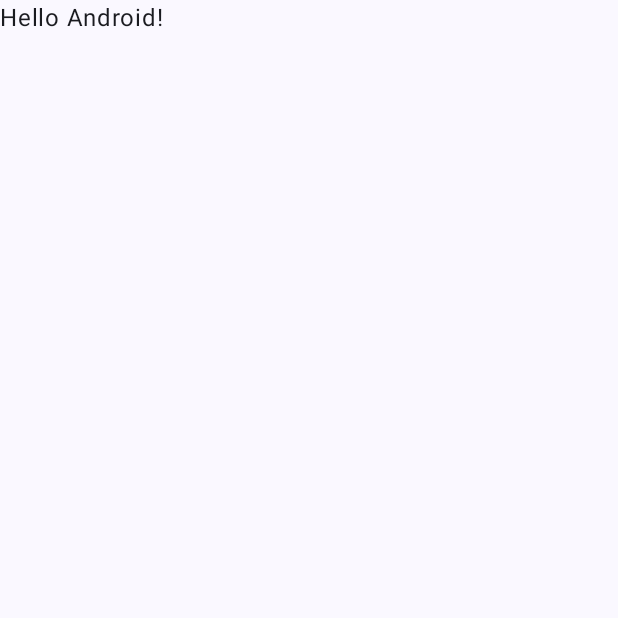
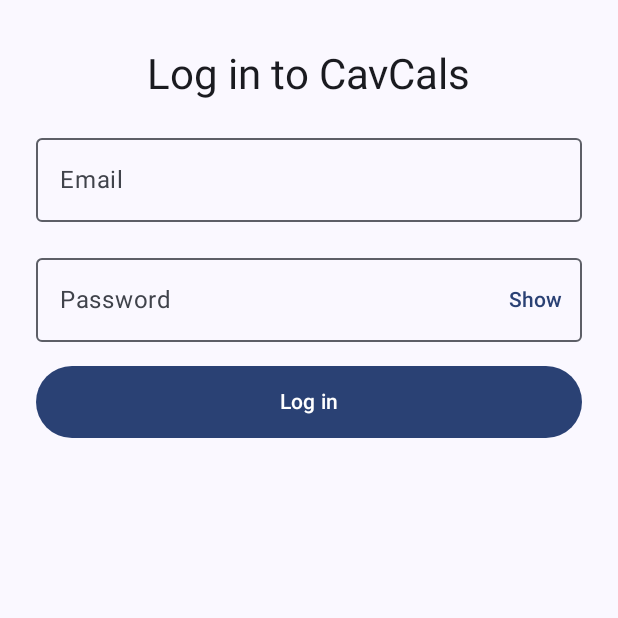
Before and after one commit to BradleyE99/CavCals, an Android app built with Jetpack Compose: the screen it shows after launch (MainActivity), on a phone screen of 412 x 824 dp, the top half of it. Before the commit the part shown is almost empty. Run offline under Robolectric (Android 15) with nearby library versions, the phone set to English and light mode, and no system bars; our stand-ins replace Firebase (no records; nobody signed in at launch, a user with empty details on screens opened directly).

Commit message:
Add Firebase email/password login
- AuthRepository wraps FirebaseAuth sign-in (await) and exposes the
  Firebase session as a StateFlow.
- LoginViewModel holds form state, validates input, and maps Firebase
  errors to friendly messages; the button is disabled while loading.
- LoginScreen renders the Compose form with a password visibility toggle.
- MainActivity picks Login or the Analyze Macros placeholder from the
  Firebase session, so relaunch with a session skips Login.
- Add Google Services plugin, Firebase Auth (BoM 34.19.0), lifecycle
  Compose, and coroutines play-services dependencies.

```diff
--- a/app/build.gradle.kts
+++ b/app/build.gradle.kts
@@ -1,6 +1,7 @@
 plugins {
     alias(libs.plugins.android.application)
     alias(libs.plugins.kotlin.compose)
+    alias(libs.plugins.google.services)
 }
 
 android {
@@ -44,6 +45,11 @@ dependencies {
     implementation(libs.androidx.compose.ui.tooling.preview)
     implementation(libs.androidx.core.ktx)
     implementation(libs.androidx.lifecycle.runtime.ktx)
+    implementation(libs.androidx.lifecycle.viewmodel.compose)
+    implementation(libs.androidx.lifecycle.runtime.compose)
+    implementation(platform(libs.firebase.bom))
+    implementation(libs.firebase.auth)
+    implementation(libs.kotlinx.coroutines.play.services)
     testImplementation(libs.junit)
     androidTestImplementation(platform(libs.androidx.compose.bom))
     androidTestImplementation(libs.androidx.compose.ui.test.junit4)
--- a/app/src/main/java/com/example/cavcals/MainActivity.kt
+++ b/app/src/main/java/com/example/cavcals/MainActivity.kt
@@ -7,10 +7,12 @@ import androidx.activity.enableEdgeToEdge
 import androidx.compose.foundation.layout.fillMaxSize
 import androidx.compose.foundation.layout.padding
 import androidx.compose.material3.Scaffold
-import androidx.compose.material3.Text
-import androidx.compose.runtime.Composable
+import androidx.compose.runtime.getValue
 import androidx.compose.ui.Modifier
-import androidx.compose.ui.tooling.preview.Preview
+import androidx.lifecycle.compose.collectAsStateWithLifecycle
+import com.example.cavcals.auth.AuthRepository
+import com.example.cavcals.ui.analyze.AnalyzeMacrosScreen
+import com.example.cavcals.ui.login.LoginScreen
 import com.example.cavcals.ui.theme.CavCalsTheme
 
 class MainActivity : ComponentActivity() {
@@ -19,29 +21,28 @@ class MainActivity : ComponentActivity() {
         enableEdgeToEdge()
         setContent {
             CavCalsTheme {
+                // The Firebase session decides which screen is shown. AuthRepository starts with
+                // the user Firebase restored from disk, so a relaunch with a valid session opens
+                // the signed-in screen directly. After a successful login, Firebase's auth state
+                // listener emits the new user and this branch switches on its own; the login
+                // code never navigates.
+                val currentUser by AuthRepository.currentUser.collectAsStateWithLifecycle()
+
                 Scaffold(modifier = Modifier.fillMaxSize()) { innerPadding ->
-                    Greeting(
-                        name = "Android",
-                        modifier = Modifier.padding(innerPadding)
-                    )
+                    // The two screens replace each other instead of being stacked, so there is
+                    // no Login entry behind the signed-in screen. Back from the signed-in screen
+                    // leaves the app rather than reopening Login while the session is active.
+                    val user = currentUser
+                    if (user == null) {
+                        LoginScreen(modifier = Modifier.padding(innerPadding))
+                    } else {
+                        AnalyzeMacrosScreen(
+                            signedInEmail = user.email,
+                            modifier = Modifier.padding(innerPadding),
+                        )
+                    }
                 }
             }
         }
     }
 }
-
-@Composable
-fun Greeting(name: String, modifier: Modifier = Modifier) {
-    Text(
-        text = "Hello $name!",
-        modifier = modifier
-    )
-}
-
-@Preview(showBackground = true)
-@Composable
-fun GreetingPreview() {
-    CavCalsTheme {
-        Greeting("Android")
-    }
-}
--- /dev/null
+++ b/app/src/main/java/com/example/cavcals/auth/AuthRepository.kt
@@ -0,0 +1,54 @@
+package com.example.cavcals.auth
+
+import com.google.firebase.auth.FirebaseAuth
+import com.google.firebase.auth.FirebaseUser
+import kotlinx.coroutines.flow.MutableStateFlow
+import kotlinx.coroutines.flow.StateFlow
+import kotlinx.coroutines.flow.asStateFlow
+import kotlinx.coroutines.tasks.await
+
+/**
+ * The single place in the app that talks to Firebase Authentication.
+ *
+ * Firebase owns the login session: it checks the password, stores the signed-in user on the
+ * device, and restores that user on the next launch. The rest of the app only reads
+ * [currentUser] and never keeps its own "logged in" flag, so the screen shown always matches
+ * what Firebase knows.
+ *
+ * This is an `object` so the whole app shares one repository and one session listener.
+ */
+object AuthRepository {
+
+    private val firebaseAuth: FirebaseAuth = FirebaseAuth.getInstance()
+
+    // Start with the user Firebase already restored from disk. Reading it synchronously here
+    // means a relaunch with a saved session goes straight to the signed-in screen instead of
+    // flashing the login form first.
+    private val _currentUser = MutableStateFlow(firebaseAuth.currentUser)
+
+    /** The signed-in Firebase user, or null when signed out. Firebase is the source of truth. */
+    val currentUser: StateFlow<FirebaseUser?> = _currentUser.asStateFlow()
+
+    init {
+        // Firebase calls this listener whenever the session changes (sign-in, sign-out, or the
+        // session becoming invalid). Copying the user into the StateFlow lets Compose react to it.
+        firebaseAuth.addAuthStateListener { auth ->
+            _currentUser.value = auth.currentUser
+        }
+    }
+
+    /**
+     * Signs in with an existing email/password account.
+     *
+     * Firebase returns a Play Services `Task`, which normally needs callbacks. `await()` (from
+     * kotlinx-coroutines-play-services) suspends the coroutine until the Task finishes instead,
+     * so the caller can write ordinary top-to-bottom code with try/catch. A failed sign-in
+     * throws the Firebase exception, and the ViewModel turns it into a friendly message.
+     *
+     * Nothing is returned on success: the auth state listener above publishes the new user,
+     * and that is what moves the app to the signed-in screen.
+     */
+    suspend fun signIn(email: String, password: String) {
+        firebaseAuth.signInWithEmailAndPassword(email, password).await()
+    }
+}
--- /dev/null
+++ b/app/src/main/java/com/example/cavcals/ui/login/LoginScreen.kt
@@ -0,0 +1,201 @@
+package com.example.cavcals.ui.login
+
+import androidx.compose.foundation.layout.Arrangement
+import androidx.compose.foundation.layout.Column
+import androidx.compose.foundation.layout.fillMaxSize
+import androidx.compose.foundation.layout.fillMaxWidth
+import androidx.compose.foundation.layout.height
+import androidx.compose.foundation.layout.imePadding
+import androidx.compose.foundation.layout.padding
+import androidx.compose.foundation.layout.size
+import androidx.compose.foundation.rememberScrollState
+import androidx.compose.foundation.text.KeyboardActions
+import androidx.compose.foundation.text.KeyboardOptions
+import androidx.compose.foundation.verticalScroll
+import androidx.compose.material3.Button
+import androidx.compose.material3.CircularProgressIndicator
+import androidx.compose.material3.MaterialTheme
+import androidx.compose.material3.OutlinedTextField
+import androidx.compose.material3.Text
+import androidx.compose.material3.TextButton
+import androidx.compose.runtime.Composable
+import androidx.compose.runtime.getValue
+import androidx.compose.runtime.mutableStateOf
+import androidx.compose.runtime.saveable.rememberSaveable
+import androidx.compose.runtime.setValue
+import androidx.compose.ui.Alignment
+import androidx.compose.ui.Modifier
+import androidx.compose.ui.res.stringResource
+import androidx.compose.ui.semantics.LiveRegionMode
+import androidx.compose.ui.semantics.contentDescription
+import androidx.compose.ui.semantics.liveRegion
+import androidx.compose.ui.semantics.semantics
+import androidx.compose.ui.text.input.ImeAction
+import androidx.compose.ui.text.input.KeyboardType
+import androidx.compose.ui.text.input.PasswordVisualTransformation
+import androidx.compose.ui.text.input.VisualTransformation
+import androidx.compose.ui.tooling.preview.Preview
+import androidx.compose.ui.unit.dp
+import androidx.lifecycle.compose.collectAsStateWithLifecycle
+import androidx.lifecycle.viewmodel.compose.viewModel
+import com.example.cavcals.R
+import com.example.cavcals.ui.theme.CavCalsTheme
+
+/**
+ * Connects the login form to [LoginViewModel]. This wrapper is the only part that knows about
+ * the ViewModel; [LoginForm] below just draws state and reports events, which keeps it easy to
+ * preview.
+ */
+@Composable
+fun LoginScreen(
+    modifier: Modifier = Modifier,
+    loginViewModel: LoginViewModel = viewModel(),
+) {
+    // Collect the ViewModel's StateFlow as Compose state. Each new LoginUiState triggers a
+    // recomposition, and collection pauses while the app is in the background.
+    val uiState by loginViewModel.uiState.collectAsStateWithLifecycle()
+
+    // Pass function references instead of the ViewModel itself: the form sends events up and
+    // the ViewModel decides what they mean.
+    LoginForm(
+        uiState = uiState,
+        onEmailChange = loginViewModel::onEmailChange,
+        onPasswordChange = loginViewModel::onPasswordChange,
+        onLoginClick = loginViewModel::onLoginClick,
+        modifier = modifier,
+    )
+}
+
+@Composable
+fun LoginForm(
+    uiState: LoginUiState,
+    onEmailChange: (String) -> Unit,
+    onPasswordChange: (String) -> Unit,
+    onLoginClick: () -> Unit,
+    modifier: Modifier = Modifier,
+) {
+    // Whether the password is shown is purely visual, so it lives here rather than in the
+    // ViewModel. It starts as false so the password is masked by default, and rememberSaveable
+    // keeps the choice across rotation.
+    var isPasswordVisible by rememberSaveable { mutableStateOf(false) }
+
+    Column(
+        modifier = modifier
+            .fillMaxSize()
+            .imePadding()
+            .verticalScroll(rememberScrollState())
+            .padding(horizontal = 24.dp, vertical = 32.dp),
+        verticalArrangement = Arrangement.spacedBy(16.dp),
+        horizontalAlignment = Alignment.CenterHorizontally,
+    ) {
+        Text(
+            text = stringResource(R.string.login_title),
+            style = MaterialTheme.typography.headlineMedium,
+        )
+
+        OutlinedTextField(
+            value = uiState.email,
+            onValueChange = onEmailChange,
+            label = { Text(stringResource(R.string.login_email_label)) },
+            isError = uiState.emailError != null,
+            supportingText = uiState.emailError?.let { { Text(stringResource(it)) } },
+            singleLine = true,
+            enabled = !uiState.isLoading,
+            keyboardOptions = KeyboardOptions(
+                keyboardType = KeyboardType.Email,
+                imeAction = ImeAction.Next,
+            ),
+            modifier = Modifier.fillMaxWidth(),
+        )
+
+        OutlinedTextField(
+            value = uiState.password,
+            onValueChange = onPasswordChange,
+            label = { Text(stringResource(R.string.login_password_label)) },
+            isError = uiState.passwordError != null,
+            supportingText = uiState.passwordError?.let { { Text(stringResource(it)) } },
+            singleLine = true,
+            enabled = !uiState.isLoading,
+            // Masking is a display transformation only; the real text still goes to the ViewModel.
+            visualTransformation = if (isPasswordVisible) {
+                VisualTransformation.None
+            } else {
+                PasswordVisualTransformation()
+            },
+            trailingIcon = {
+                val toggleDescription = stringResource(
+                    if (isPasswordVisible) R.string.login_hide_password_description
+                    else R.string.login_show_password_description
+                )
+                TextButton(
+                    onClick = { isPasswordVisible = !isPasswordVisible },
+                    modifier = Modifier.semantics { contentDescription = toggleDescription },
+                ) {
+                    Text(
+                        stringResource(
+                            if (isPasswordVisible) R.string.login_hide_password
+                            else R.string.login_show_password
+                        )
+                    )
+                }
+            },
+            keyboardOptions = KeyboardOptions(
+                keyboardType = KeyboardType.Password,
+                imeAction = ImeAction.Done,
+            ),
+            // Pressing Done on the keyboard sends the same event as tapping Log in.
+            keyboardActions = KeyboardActions(onDone = { onLoginClick() }),
+            modifier = Modifier.fillMaxWidth(),
+        )
+
+        // The Firebase error is announced by screen readers when it appears (live region).
+        uiState.loginError?.let { messageId ->
+            Text(
+                text = stringResource(messageId),
+                color = MaterialTheme.colorScheme.error,
+                style = MaterialTheme.typography.bodyMedium,
+                modifier = Modifier
+                    .fillMaxWidth()
+                    .semantics { liveRegion = LiveRegionMode.Polite },
+            )
+        }
+
+        // Disabled while loading so one tap sends exactly one Firebase request. It re-enables
+        // when the request fails, which is how the user retries.
+        val loadingDescription = stringResource(R.string.login_in_progress)
+        Button(
+            onClick = onLoginClick,
+            enabled = !uiState.isLoading,
+            modifier = Modifier
+                .fillMaxWidth()
+                .height(48.dp),
+        ) {
+            if (uiState.isLoading) {
+                CircularProgressIndicator(
+                    strokeWidth = 2.dp,
+                    modifier = Modifier
+                        .size(20.dp)
+                        .semantics { contentDescription = loadingDescription },
+                )
+            } else {
+                Text(stringResource(R.string.login_button))
+            }
+        }
+    }
+}
+
+@Preview(showBackground = true)
+@Composable
+private fun LoginFormPreview() {
+    CavCalsTheme {
+        LoginForm(
+            uiState = LoginUiState(
+                email = "student@example.com",
+                loginError = R.string.login_error_invalid_credentials,
+            ),
+            onEmailChange = {},
+            onPasswordChange = {},
+            onLoginClick = {},
+        )
+    }
+}
--- /dev/null
+++ b/app/src/main/java/com/example/cavcals/ui/login/LoginViewModel.kt
@@ -0,0 +1,117 @@
+package com.example.cavcals.ui.login
+
+import android.util.Patterns
+import androidx.annotation.StringRes
+import androidx.lifecycle.ViewModel
+import androidx.lifecycle.viewModelScope
+import com.example.cavcals.R
+import com.example.cavcals.auth.AuthRepository
+import com.google.firebase.FirebaseNetworkException
+import com.google.firebase.FirebaseTooManyRequestsException
+import com.google.firebase.auth.FirebaseAuthInvalidCredentialsException
+import com.google.firebase.auth.FirebaseAuthInvalidUserException
+import kotlinx.coroutines.CancellationException
+import kotlinx.coroutines.flow.MutableStateFlow
+import kotlinx.coroutines.flow.StateFlow
+import kotlinx.coroutines.flow.asStateFlow
+import kotlinx.coroutines.flow.update
+import kotlinx.coroutines.launch
+
+/**
+ * Everything the login screen needs to draw itself. Errors are string resource IDs so the
+ * ViewModel stays free of Context and the text lives in strings.xml.
+ */
+data class LoginUiState(
+    val email: String = "",
+    val password: String = "",
+    @param:StringRes val emailError: Int? = null,
+    @param:StringRes val passwordError: Int? = null,
+    @param:StringRes val loginError: Int? = null,
+    val isLoading: Boolean = false,
+)
+
+/**
+ * Holds the login form state and runs the sign-in request.
+ *
+ * Unidirectional data flow: the composable sends events (text changed, Log in tapped) to the
+ * functions below, the ViewModel updates [uiState], and Compose redraws from the new state.
+ * The screen never changes the state directly.
+ */
+class LoginViewModel(
+    private val authRepository: AuthRepository = AuthRepository,
+) : ViewModel() {
+
+    // Private and mutable inside the ViewModel; public and read-only for the UI. The UI collects
+    // this with collectAsStateWithLifecycle(), which stops collecting while the app is in the
+    // background and recomposes the screen whenever a new state is emitted.
+    private val _uiState = MutableStateFlow(LoginUiState())
+    val uiState: StateFlow<LoginUiState> = _uiState.asStateFlow()
+
+    // Typing in a field clears that field's error and the last Firebase error, so an old message
+    // does not linger while the user is fixing the problem.
+    fun onEmailChange(email: String) {
+        _uiState.update { it.copy(email = email, emailError = null, loginError = null) }
+    }
+
+    fun onPasswordChange(password: String) {
+        _uiState.update { it.copy(password = password, passwordError = null, loginError = null) }
+    }
+
+    fun onLoginClick() {
+        val current = _uiState.value
+
+        // Ignore extra taps while a request is already running. The button is also disabled
+        // while loading, but this guard covers the keyboard's Done action and fast double taps.
+        if (current.isLoading) return
+
+        // Validate locally first so obvious mistakes get instant feedback without a network
+        // round trip. Only the email is trimmed (copy-paste often adds spaces); the password is
+        // sent exactly as typed because spaces can be part of a real password.
+        val email = current.email.trim()
+        val password = current.password
+        val emailError = when {
+            email.isEmpty() -> R.string.login_error_email_blank
+            !Patterns.EMAIL_ADDRESS.matcher(email).matches() -> R.string.login_error_email_invalid
+            else -> null
+        }
+        val passwordError = if (password.isEmpty()) R.string.login_error_password_blank else null
+
+        if (emailError != null || passwordError != null) {
+            _uiState.update {
+                it.copy(emailError = emailError, passwordError = passwordError, loginError = null)
+            }
+            return
+        }
+
+        // isLoading = true disables the button and shows progress, preventing duplicate
+        // requests. viewModelScope cancels this coroutine automatically if the ViewModel is
+        // cleared, so a request never outlives the screen that started it.
+        _uiState.update { it.copy(email = email, isLoading = true, loginError = null) }
+        viewModelScope.launch {
+            try {
+                authRepository.signIn(email, password)
+                // Success: the repository's session listener switches MainActivity to the
+                // signed-in screen. Reset the form so the password is not kept in memory.
+                _uiState.value = LoginUiState()
+            } catch (e: CancellationException) {
+                // Coroutine cancellation must propagate; it is not a login failure.
+                throw e
+            } catch (e: Exception) {
+                // Failure: stop loading so the button re-enables and the user can retry.
+                // Only a message ID is stored; the password and exception are never logged.
+                _uiState.update { it.copy(isLoading = false, loginError = messageFor(e)) }
+            }
+        }
+    }
+
+    // Translate Firebase exceptions into messages a user can act on. Wrong password and
+    // unknown email share one message so the app does not reveal which accounts exist.
+    @StringRes
+    private fun messageFor(error: Exception): Int = when (error) {
+        is FirebaseAuthInvalidCredentialsException,
+        is FirebaseAuthInvalidUserException -> R.string.login_error_invalid_credentials
+        is FirebaseNetworkException -> R.string.login_error_network
+        is FirebaseTooManyRequestsException -> R.string.login_error_too_many_requests
+        else -> R.string.login_error_unknown
+    }
+}
--- a/app/src/main/res/values/strings.xml
+++ b/app/src/main/res/values/strings.xml
@@ -1,3 +1,27 @@
 <resources>
     <string name="app_name">CavCals</string>
+
+    <!-- Login screen -->
+    <string name="login_title">Log in to CavCals</string>
+    <string name="login_email_label">Email</string>
+    <string name="login_password_label">Password</string>
+    <string name="login_show_password">Show</string>
+    <string name="login_hide_password">Hide</string>
+    <string name="login_show_password_description">Show password</string>
+    <string name="login_hide_password_description">Hide password</string>
+    <string name="login_button">Log in</string>
+    <string name="login_in_progress">Logging in</string>
+
+    <!-- Login validation and Firebase errors -->
+    <string name="login_error_email_blank">Enter your email.</string>
+    <string name="login_error_email_invalid">Enter a valid email address.</string>
+    <string name="login_error_password_blank">Enter your password.</string>
+    <string name="login_error_invalid_credentials">Email or password is incorrect. Check them and try again.</string>
+    <string name="login_error_network">Can\'t reach the server. Check your connection and try again.</string>
+    <string name="login_error_too_many_requests">Too many attempts. Wait a moment and try again.</string>
+    <string name="login_error_unknown">Something went wrong while logging in. Please try again.</string>
+
+    <!-- Signed-in placeholder -->
+    <string name="analyze_macros_title">Analyze Macros</string>
+    <string name="analyze_macros_signed_in_as">Signed in as %1$s</string>
 </resources>
--- a/build.gradle.kts
+++ b/build.gradle.kts
@@ -2,4 +2,5 @@
 plugins {
     alias(libs.plugins.android.application) apply false
     alias(libs.plugins.kotlin.compose) apply false
+    alias(libs.plugins.google.services) apply false
 }
```
Also changed, not shown: app/src/main/java/com/example/cavcals/ui/analyze/AnalyzeMacrosScreen.kt (added, +41 -0 lines), gradle/libs.versions.toml (+11 -0 lines).
